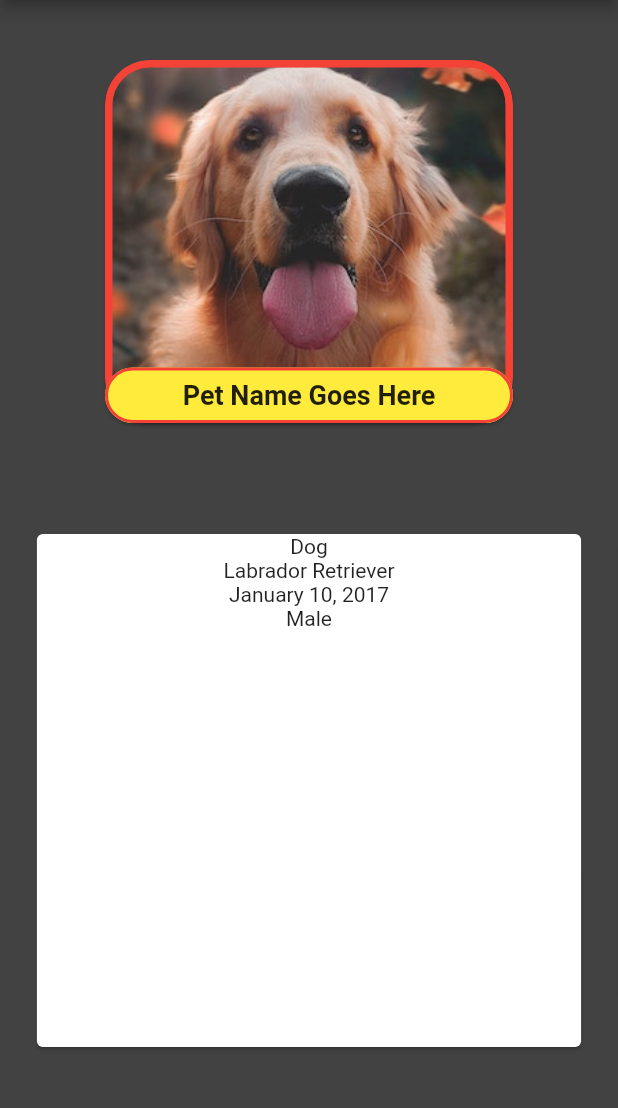
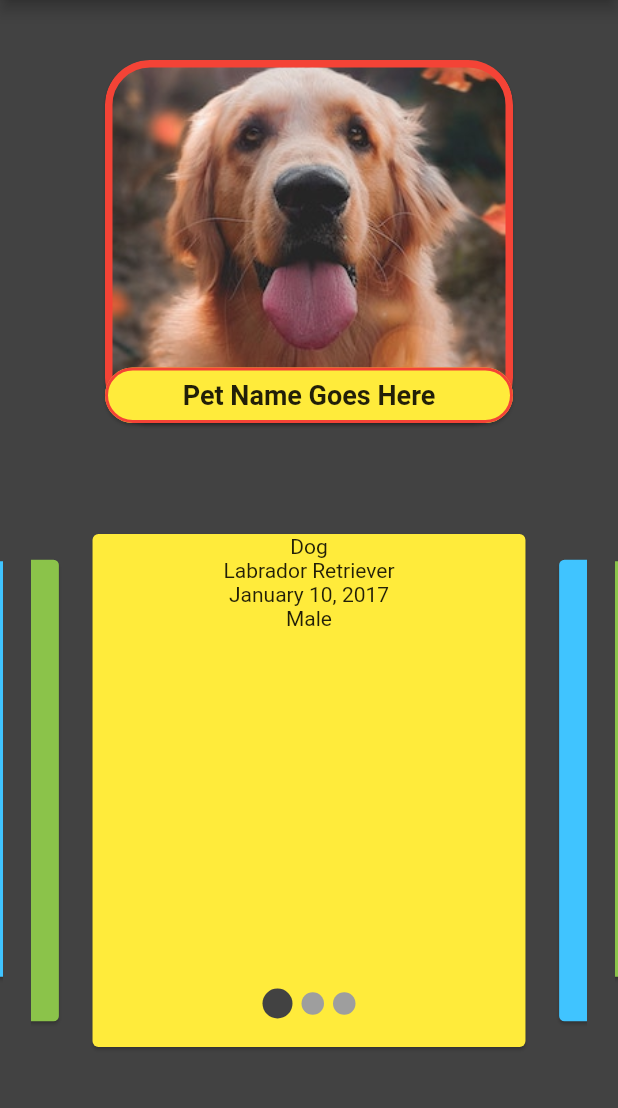
Before and after one commit to carlstep/mypetprojectb, a Flutter app: the screen it shows after launch, on a phone screen of 412 x 824 dp, the part 84-1192 px from its top. Run offline on Flutter 3.47's test engine with Material 2 defaults, Android fonts, the phone set to English and light mode, and no system bars; drawn by our look-alikes of card_swiper; our stand-ins replace font_awesome_flutter.

Commit message:
card_swipe - Experiment with Swiper.children

```diff
--- a/lib/main.dart
+++ b/lib/main.dart
@@ -67,16 +67,19 @@ class MyPetApp extends StatelessWidget {
         height: 350,
         width: 300,
         child: Swiper.children(
+          viewportFraction: 0.8,
+          scale: 0.9,
           autoplay: false,
           pagination: SwiperPagination(
-              margin: EdgeInsets.fromLTRB(0.0, 0.0, 0.0, 30.0),
+              margin: EdgeInsets.fromLTRB(0.0, 0.0, 0.0, 20.0),
               builder: DotSwiperPaginationBuilder(
-                  color: Colors.white30,
-                  activeColor: Colors.white,
-                  size: 20.0,
+                  color: Colors.grey[500],
+                  activeColor: Colors.grey[800],
+                  size: 15.0,
                   activeSize: 20.0)),
           children: <Widget>[
             Card(
+              color: Colors.yellow,
               child: Column(
                 children: [
                   Text('Dog'), // pet type
@@ -87,6 +90,7 @@ class MyPetApp extends StatelessWidget {
               ),
             ),
             Card(
+              color: Colors.lightBlueAccent,
               child: Column(
                 children: [
                   Text('Vet Contact'), // vet contact
@@ -96,6 +100,7 @@ class MyPetApp extends StatelessWidget {
               ),
             ),
             Card(
+              color: Colors.lightGreen,
               child: Column(
                 children: [
                   Text('Pet Description'), // vet contact
```
